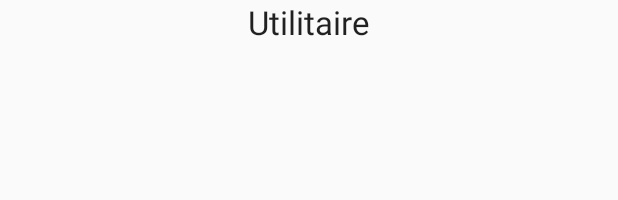
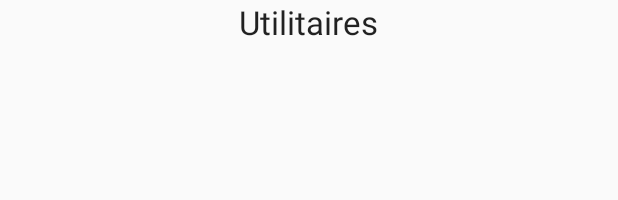
Before and after one commit to ridergoster/Boxobox, an Android app: the layout utilitaire_layout.xml on its own in the app's theme, with its tools: preview values and no code run, on a phone screen of 412 x 824 dp. Shown: the top 200 px of the screen. Run offline under Robolectric (Android 15) with nearby library versions, the phone set to English and light mode, and no system bars.

Commit message:
commit depuis android studio

```diff
--- a/Android/app/src/main/res/layout/utilitaire_layout.xml
+++ b/Android/app/src/main/res/layout/utilitaire_layout.xml
@@ -7,7 +7,7 @@
         android:layout_width="wrap_content"
         android:layout_height="wrap_content"
         android:textAppearance="?android:attr/textAppearanceLarge"
-        android:text="Utilitaire"
+        android:text="Utilitaires"
         android:id="@+id/textView"
         android:layout_gravity="center_horizontal" />
 </LinearLayout>
```
Also changed, not shown: 1 other file.
